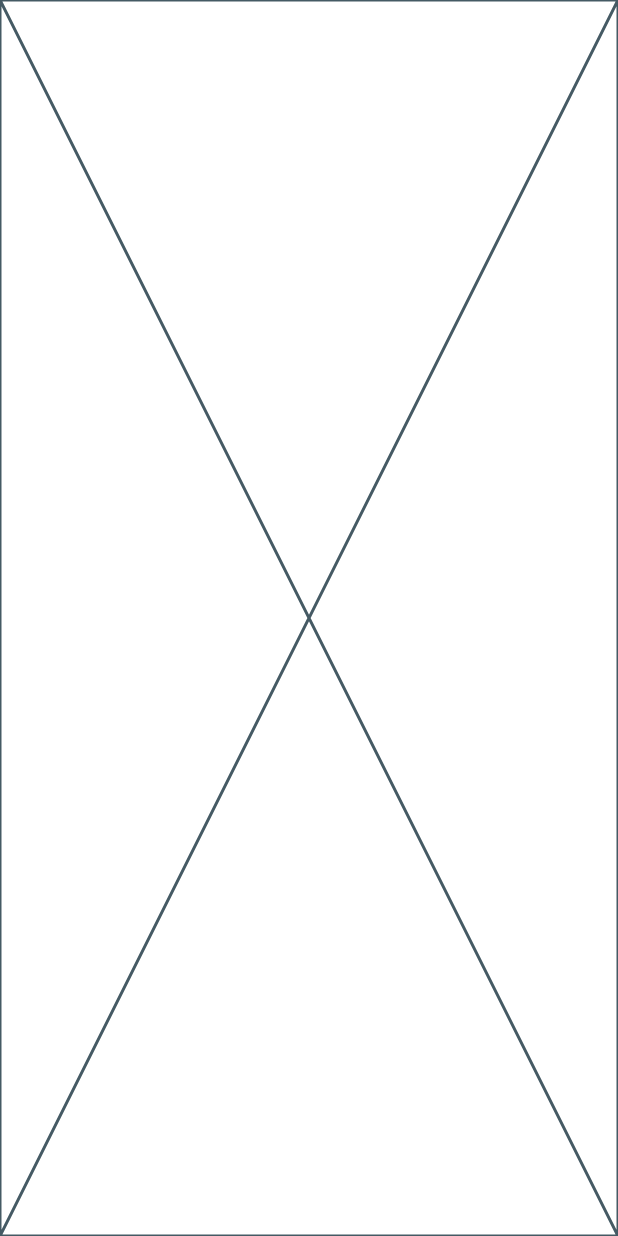
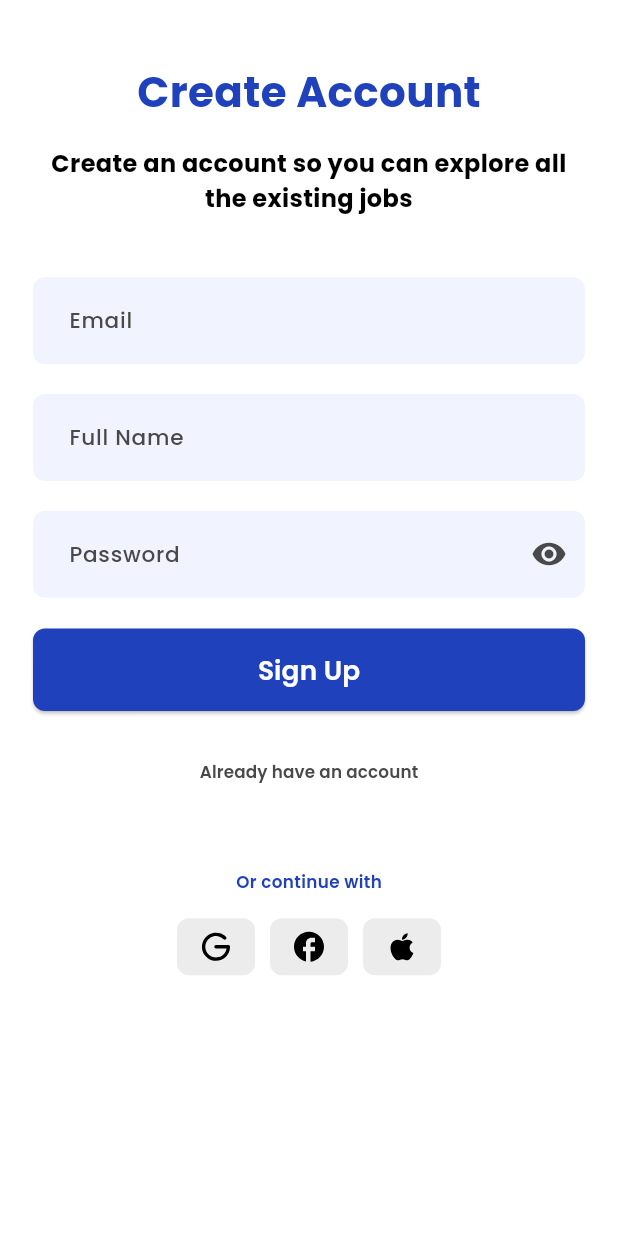
Before and after one commit to ElDaly15/login_ui, a Flutter app: the RegisterView screen opened directly, on a phone screen of 412 x 824 dp. Run offline on Flutter 3.47's test engine with Material 3 defaults, Android fonts, the phone set to English and light mode, and no system bars; our stand-ins replace device_preview, flutter_svg.

Commit message:
Add registration view components and update navigation; enhance button functionality

```diff
--- a/lib/core/widgets/big_elevated_btm.dart
+++ b/lib/core/widgets/big_elevated_btm.dart
@@ -3,8 +3,10 @@ import 'package:login_ui/core/utils/app_colors.dart';
 import 'package:login_ui/core/utils/app_styles.dart';
 
 class BigElevatedBtm extends StatelessWidget {
-  const BigElevatedBtm({super.key, required this.text});
+  const BigElevatedBtm(
+      {super.key, required this.text, required this.onPressed});
   final String text;
+  final void Function() onPressed;
   @override
   Widget build(BuildContext context) {
     return ElevatedButton(
--- a/lib/core/widgets/text_btm.dart
+++ b/lib/core/widgets/text_btm.dart
@@ -3,13 +3,13 @@ import 'package:login_ui/core/utils/app_colors.dart';
 import 'package:login_ui/core/utils/app_styles.dart';
 
 class TextBtm extends StatelessWidget {
-  const TextBtm({super.key, required this.title});
+  const TextBtm({super.key, required this.title, required this.onPressed});
   final String title;
-
+  final void Function() onPressed;
   @override
   Widget build(BuildContext context) {
     return TextButton(
-      onPressed: () {},
+      onPressed: onPressed,
       child: Text(
         title,
         style: TextStyles.font14SemiBold(context)
--- a/lib/featuers/login/presentation/views/widgets/login_view_body.dart
+++ b/lib/featuers/login/presentation/views/widgets/login_view_body.dart
@@ -6,6 +6,7 @@ import 'package:login_ui/core/widgets/custom_text_field.dart';
 import 'package:login_ui/core/widgets/social_media_widget_login_and_reg.dart';
 import 'package:login_ui/core/widgets/text_btm.dart';
 import 'package:login_ui/featuers/login/presentation/views/widgets/custom_text_field.dart';
+import 'package:login_ui/featuers/register/presentation/views/register_view.dart';
 
 class LoginViewBody extends StatelessWidget {
   const LoginViewBody({super.key});
@@ -70,13 +71,22 @@ class LoginViewBody extends StatelessWidget {
           SizedBox(
             height: MediaQuery.of(context).size.height * 0.025,
           ),
-          const BigElevatedBtm(
+          BigElevatedBtm(
+            onPressed: () {},
             text: 'Sign in',
           ),
           SizedBox(
             height: MediaQuery.of(context).size.height * 0.02,
           ),
-          const TextBtm(
+          TextBtm(
+            onPressed: () {
+              Navigator.of(context).pushAndRemoveUntil(
+                  MaterialPageRoute(builder: (context) {
+                return const RegisterView();
+              }), (route) {
+                return false;
+              });
+            },
             title: 'Create new account',
           ),
           SizedBox(
--- a/lib/featuers/register/presentation/views/widgets/register_view_body.dart
+++ b/lib/featuers/register/presentation/views/widgets/register_view_body.dart
@@ -1,10 +1,110 @@
 import 'package:flutter/material.dart';
+import 'package:login_ui/core/utils/app_colors.dart';
+import 'package:login_ui/core/utils/app_styles.dart';
+import 'package:login_ui/core/widgets/big_elevated_btm.dart';
+import 'package:login_ui/core/widgets/custom_text_field.dart';
+import 'package:login_ui/core/widgets/social_media_widget_login_and_reg.dart';
+import 'package:login_ui/core/widgets/text_btm.dart';
+import 'package:login_ui/featuers/login/presentation/views/login_view.dart';
 
 class RegisterViewBody extends StatelessWidget {
   const RegisterViewBody({super.key});
 
   @override
   Widget build(BuildContext context) {
-    return const Placeholder();
+    return Padding(
+      padding: const EdgeInsets.symmetric(horizontal: 22),
+      child: Column(
+        children: [
+          const SafeArea(
+            child: SizedBox(),
+          ),
+          SizedBox(
+            height: MediaQuery.of(context).size.height * 0.05,
+          ),
+          Center(
+            child: Text(
+              'Create Account',
+              style: TextStyles.font24Bold(context)
+                  .copyWith(color: AppColors.secondaryColorTheme, fontSize: 28),
+            ),
+          ),
+          SizedBox(
+            height: MediaQuery.of(context).size.height * 0.02,
+          ),
+          SizedBox(
+            child: Text(
+              'Create an account so you can explore all the existing jobs',
+              style: TextStyles.font20Bold(context),
+              textAlign: TextAlign.center,
+            ),
+          ),
+          SizedBox(
+            height: MediaQuery.of(context).size.height * 0.05,
+          ),
+          CustomTextField(
+            onChanged: (value) {},
+            isObscureText: false,
+            hintTitle: 'Email',
+            isPassword: false,
+          ),
+          SizedBox(
+            height: MediaQuery.of(context).size.height * 0.024,
+          ),
+          CustomTextField(
+            onChanged: (value) {},
+            isObscureText: true,
+            hintTitle: 'Full Name',
+            isPassword: false,
+          ),
+          SizedBox(
+            height: MediaQuery.of(context).size.height * 0.024,
+          ),
+          CustomTextField(
+            onChanged: (value) {},
+            isObscureText: true,
+            hintTitle: 'Password',
+            isPassword: true,
+          ),
+          SizedBox(
+            height: MediaQuery.of(context).size.height * 0.025,
+          ),
+          BigElevatedBtm(
+            onPressed: () {},
+            text: 'Sign Up',
+          ),
+          SizedBox(
+            height: MediaQuery.of(context).size.height * 0.02,
+          ),
+          TextBtm(
+            onPressed: () {
+              Navigator.of(context).pushAndRemoveUntil(
+                  MaterialPageRoute(builder: (context) {
+                return const LoginView();
+              }), (route) {
+                return false;
+              });
+            },
+            title: 'Already have an account',
+          ),
+          SizedBox(
+            height: MediaQuery.of(context).size.height * 0.05,
+          ),
+          Text(
+            'Or continue with',
+            style: TextStyles.font14SemiBold(context)
+                .copyWith(color: AppColors.secondaryColorTheme),
+          ),
+          SizedBox(
+            height: MediaQuery.of(context).size.height * 0.02,
+          ),
+          const RowOfSocialMediaRegestiration(),
+          const Spacer(),
+        ],
+      ),
+    );
   }
 }
+
+
+// ignore: must_be_immutable
--- a/lib/featuers/start/presentation/views/widgets/start_app_body.dart
+++ b/lib/featuers/start/presentation/views/widgets/start_app_body.dart
@@ -4,6 +4,7 @@ import 'package:login_ui/core/utils/app_colors.dart';
 import 'package:login_ui/core/utils/app_images.dart';
 import 'package:login_ui/core/utils/app_styles.dart';
 import 'package:login_ui/featuers/login/presentation/views/login_view.dart';
+import 'package:login_ui/featuers/register/presentation/views/register_view.dart';
 import 'package:login_ui/featuers/start/presentation/views/widgets/custom_elevated_start_btm.dart';
 
 class StartAppBody extends StatelessWidget {
@@ -59,7 +60,12 @@ class StartAppBody extends StatelessWidget {
                 width: 22,
               ),
               CustomButtom(
-                onPressed: () {},
+                onPressed: () {
+                  Navigator.of(context)
+                      .push(MaterialPageRoute(builder: (context) {
+                    return const RegisterView();
+                  }));
+                },
                 color: AppColors.mainColorTheme,
                 textColor: AppColors.secondTextColor,
                 title: 'Register',
```
